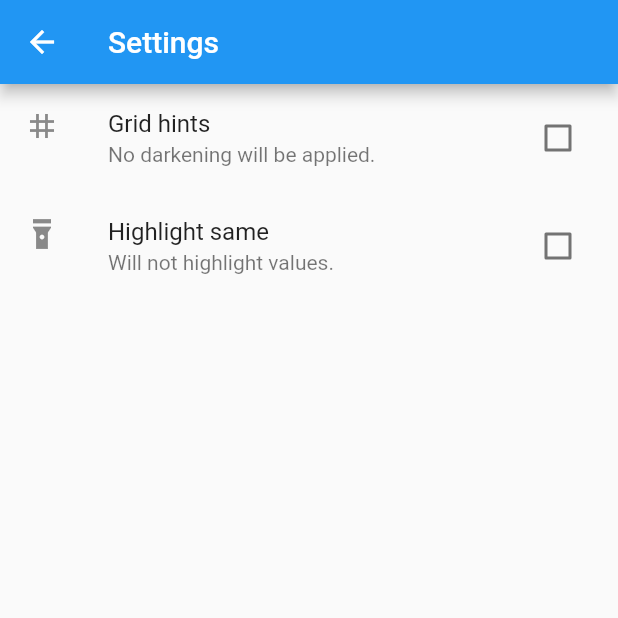
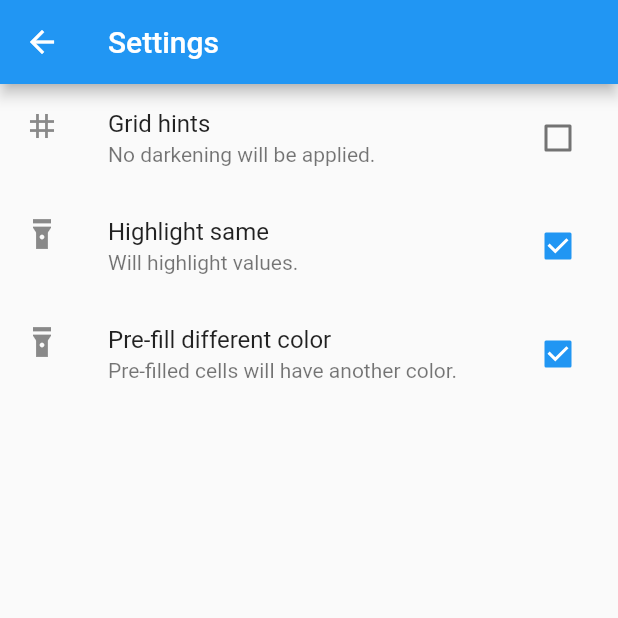
Before and after one commit to lupont/doku, a Flutter app: the SettingsPage screen opened directly with empty values, on a phone screen of 412 x 824 dp, the top half of it. Run offline on Flutter 3.47's test engine with Material 2 defaults, Android fonts, the phone set to English and light mode, and no system bars.

Commit message:
Settings: color pre-filled cells differently
If this setting is applied, the pre-filled cells are colored slightly
differently. If you overwrite one, it picks up the usual color again.

```diff
--- a/lib/main.dart
+++ b/lib/main.dart
@@ -29,10 +29,12 @@ class SudokuApp extends StatelessWidget {
 class Settings {
   late bool gridHints;
   late bool highlightSame;
+  late bool prefillDifferentColor;
 
   Settings() {
     gridHints = false;
-    highlightSame = false;
+    highlightSame = true;
+    prefillDifferentColor = true;
   }
 
   void set(String setting, dynamic value) {
@@ -45,6 +47,11 @@ class Settings {
       case "highlight_same":
         if (value is bool) {
           highlightSame = value;
+        }
+        break;
+      case "prefill_different_color":
+        if (value is bool) {
+          prefillDifferentColor = value;
         }
         break;
     }
@@ -173,6 +180,7 @@ class _SudokuState extends State<SudokuBoard> {
         var cell = Cell(
           index: i,
           value: _board.at(i),
+          prefilled: _board.isPrefilled(i),
           buddy: buddy,
           highlight: _selectedIndex == null
               ? false
@@ -286,6 +294,7 @@ class Cell extends StatefulWidget {
   final bool highlight;
   final bool buddy;
   final bool checked;
+  final bool prefilled;
   final Settings settings;
 
   const Cell({
@@ -297,6 +306,7 @@ class Cell extends StatefulWidget {
     required this.buddy,
     required this.checked,
     required this.settings,
+    required this.prefilled,
   }) : super(key: key);
 
   @override
@@ -315,7 +325,9 @@ class _CellState extends State<Cell> {
         ? Colors.white
         : widget.highlight && widget.settings.highlightSame
             ? Colors.blue
-            : Colors.black;
+            : widget.prefilled && widget.settings.prefillDifferentColor
+                ? const Color.fromARGB(255, 90, 90, 90)
+                : Colors.black;
 
     if (widget.checked) {
       backgroundColor = Colors.green;
--- a/lib/settings.dart
+++ b/lib/settings.dart
@@ -47,6 +47,22 @@ class _SettingsState extends State<SettingsPage> {
             },
             onChange: (value) {
               widget.settings.set("highlight_same", value);
+            },
+          ),
+          BoolEntry(
+            icon: Icons.flashlight_on,
+            title: const Text("Pre-fill different color"),
+            initialValue: widget.settings.prefillDifferentColor,
+            subtitleBuilder: (value) {
+              if (value) {
+                return const Text("Pre-filled cells will have another color.");
+              } else {
+                return const Text(
+                    "Pre-filled cells will not have another color.");
+              }
+            },
+            onChange: (value) {
+              widget.settings.set("prefill_different_color", value);
             },
           ),
         ],
```
Also changed, not shown: lib/board.dart (+18 -5 lines).
